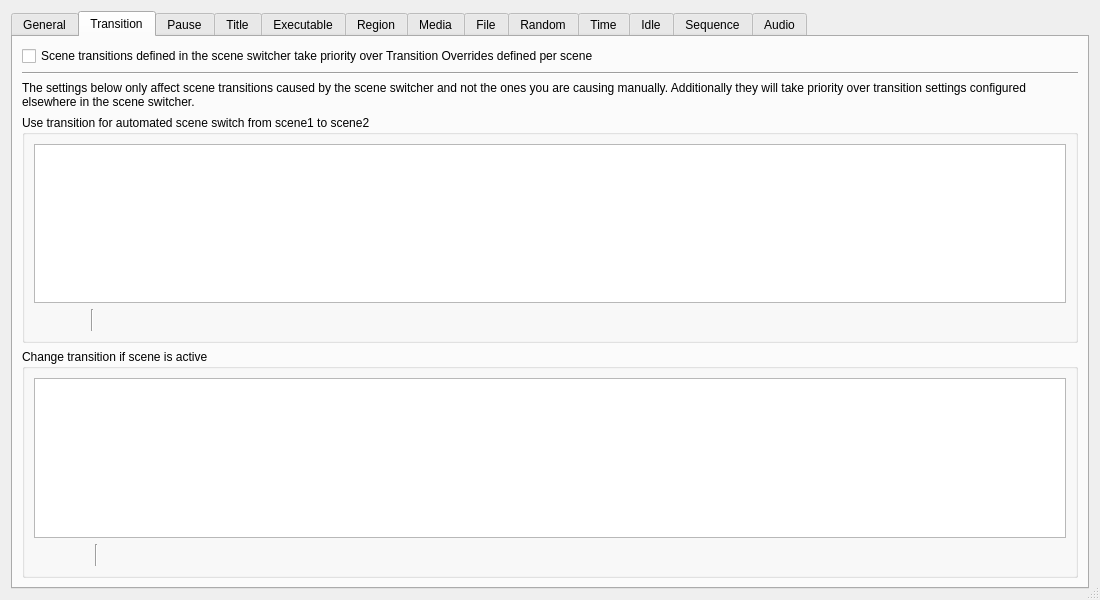
Before: the Qt Designer form forms/advanced-scene-switcher.ui in WarmUpTill/SceneSwitcher, drawn with Qt 5.
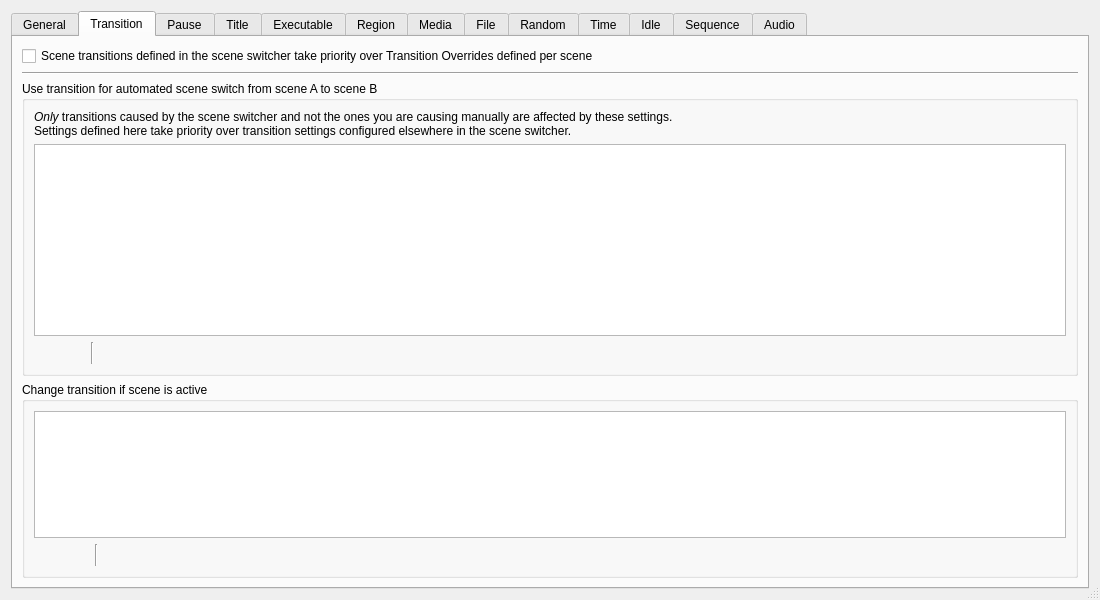
After: the same form once the commit is applied. The open tabs and pages were chosen to show the change. Icons and pictures are not drawn.

Commit message: move transition warning label and change default transition only once per scene change

```diff
--- a/forms/advanced-scene-switcher.ui
+++ b/forms/advanced-scene-switcher.ui
@@ -615,21 +615,21 @@
         </widget>
        </item>
        <item>
+        <widget class="QGroupBox" name="transitionsGroup">
+         <property name="title">
+          <string>Use transition for automated scene switch from scene A to scene B</string>
+         </property>
+         <layout class="QVBoxLayout" name="verticalLayout_14">
+          <item>
         <widget class="QLabel" name="label_36">
          <property name="text">
-          <string>&lt;html&gt;&lt;head/&gt;&lt;body&gt;&lt;p&gt;The settings below only affect scene transitions caused by the scene switcher and not the ones you are causing manually. Additionally they will take priority over transition settings configured elsewhere in the scene switcher.&lt;/p&gt;&lt;/body&gt;&lt;/html&gt;</string>
+             <string>&lt;html&gt;&lt;head/&gt;&lt;body&gt;&lt;p&gt;&lt;span style=&quot; font-style:italic;&quot;&gt;Only&lt;/span&gt; transitions caused by the scene switcher and not the ones you are causing manually are affected by these settings. &lt;br/&gt;Settings defined here take priority over transition settings configured elsewhere in the scene switcher.&lt;/p&gt;&lt;/body&gt;&lt;/html&gt;</string>
          </property>
          <property name="wordWrap">
           <bool>true</bool>
          </property>
         </widget>
        </item>
-       <item>
-        <widget class="QGroupBox" name="transitionsGroup">
-         <property name="title">
-          <string>Use transition for automated scene switch from scene1 to scene2</string>
-         </property>
-         <layout class="QVBoxLayout" name="verticalLayout_14">
           <item>
            <widget class="QListWidget" name="sceneTransitions">
             <property name="sizePolicy">
```
Lines whose indentation alone changed are shown as unchanged. The commit also changes 3 other files.
